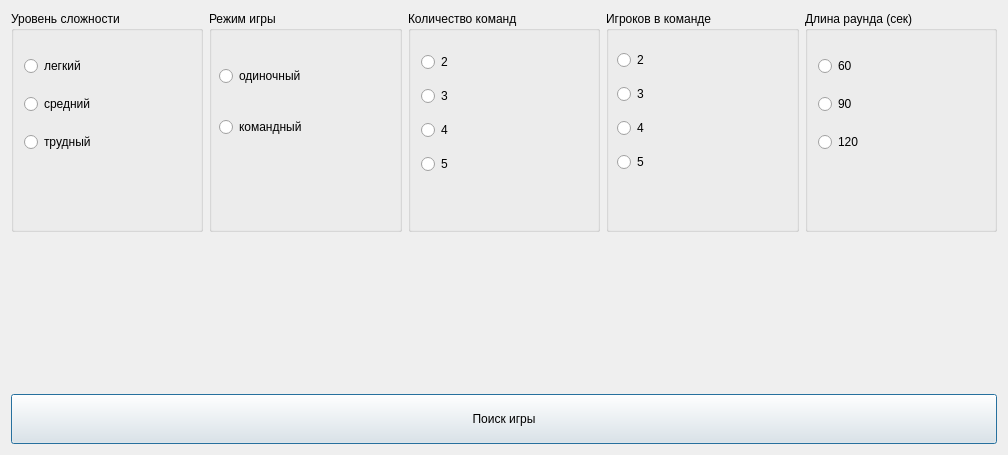
Qt form GUI/window_configs/src/configwindow.ui (superAIyah/Alias_project) before a commit.
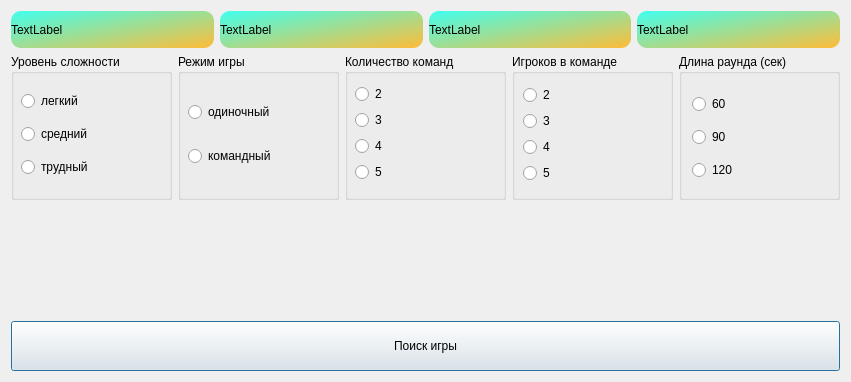
The same form after that commit.

Commit message: stats beaty config_window

Diff of the .ui file:
```diff
--- a/GUI/window_configs/src/configwindow.ui
+++ b/GUI/window_configs/src/configwindow.ui
@@ -6,15 +6,83 @@
    <rect>
     <x>0</x>
     <y>0</y>
-    <width>1008</width>
-    <height>455</height>
+    <width>851</width>
+    <height>382</height>
    </rect>
   </property>
   <property name="windowTitle">
    <string>Dialog</string>
   </property>
-  <layout class="QGridLayout" name="gridLayout">
-   <item row="0" column="0">
+  <layout class="QVBoxLayout" name="verticalLayout_6" stretch="1,4,3,0">
+   <item>
+    <layout class="QHBoxLayout" name="horizontalLayout" stretch="0,0,0,0">
+     <property name="sizeConstraint">
+      <enum>QLayout::SetMinimumSize</enum>
+     </property>
+     <property name="bottomMargin">
+      <number>0</number>
+     </property>
+     <item>
+      <widget class="QLabel" name="labelLogin">
+       <property name="maximumSize">
+        <size>
+         <width>16777215</width>
+         <height>16777215</height>
+        </size>
+       </property>
+       <property name="styleSheet">
+        <string notr="true">QLabel {
+background-color: qlineargradient(spread:reflect, x1:0, y1:0, x2:1, y2:1, stop:0 rgba(64, 255, 238, 255), stop:1 rgba(255, 188, 56, 255));
+border-radius: 10px;
+}</string>
+       </property>
+       <property name="text">
+        <string>TextLabel</string>
+       </property>
+      </widget>
+     </item>
+     <item>
+      <widget class="QLabel" name="labelWinCnt">
+       <property name="styleSheet">
+        <string notr="true">QLabel {
+background-color: qlineargradient(spread:reflect, x1:0, y1:0, x2:1, y2:1, stop:0 rgba(64, 255, 238, 255), stop:1 rgba(255, 188, 56, 255));
+border-radius: 10px;
+}</string>
+       </property>
+       <property name="text">
+        <string>TextLabel</string>
+       </property>
+      </widget>
+     </item>
+     <item>
+      <widget class="QLabel" name="labelLoseCnt">
+       <property name="styleSheet">
+        <string notr="true">QLabel {
+background-color: qlineargradient(spread:reflect, x1:0, y1:0, x2:1, y2:1, stop:0 rgba(64, 255, 238, 255), stop:1 rgba(255, 188, 56, 255));
+border-radius: 10px;
+}</string>
+       </property>
+       <property name="text">
+        <string>TextLabel</string>
+       </property>
+      </widget>
+     </item>
+     <item>
+      <widget class="QLabel" name="labelRating">
+       <property name="styleSheet">
+        <string notr="true">QLabel {
+background-color: qlineargradient(spread:reflect, x1:0, y1:0, x2:1, y2:1, stop:0 rgba(64, 255, 238, 255), stop:1 rgba(255, 188, 56, 255));
+border-radius: 10px;
+}</string>
+       </property>
+       <property name="text">
+        <string>TextLabel</string>
+       </property>
+      </widget>
+     </item>
+    </layout>
+   </item>
+   <item>
     <layout class="QHBoxLayout" name="horizontalLayout_2">
      <item>
       <widget class="QGroupBox" name="BoxLevel">
@@ -36,10 +104,10 @@
        <widget class="QWidget" name="layoutWidget">
         <property name="geometry">
          <rect>
-          <x>13</x>
-          <y>33</y>
+          <x>10</x>
+          <y>30</y>
           <width>161</width>
-          <height>121</height>
+          <height>101</height>
          </rect>
         </property>
         <layout class="QVBoxLayout" name="verticalLayout_2">
@@ -70,6 +138,12 @@
      </item>
      <item>
       <widget class="QGroupBox" name="BoxMode">
+       <property name="maximumSize">
+        <size>
+         <width>16777215</width>
+         <height>250</height>
+        </size>
+       </property>
        <property name="title">
         <string>Режим игры</string>
        </property>
@@ -79,7 +153,7 @@
           <x>10</x>
           <y>30</y>
           <width>161</width>
-          <height>121</height>
+          <height>101</height>
          </rect>
         </property>
         <layout class="QVBoxLayout" name="verticalLayout_5">
@@ -121,10 +195,10 @@
        <widget class="QWidget" name="layoutWidget">
         <property name="geometry">
          <rect>
-          <x>13</x>
-          <y>33</y>
+          <x>10</x>
+          <y>30</y>
           <width>161</width>
-          <height>141</height>
+          <height>101</height>
          </rect>
         </property>
         <layout class="QVBoxLayout" name="verticalLayout_3">
@@ -183,7 +257,7 @@
           <x>11</x>
           <y>31</y>
           <width>161</width>
-          <height>141</height>
+          <height>101</height>
          </rect>
         </property>
         <layout class="QVBoxLayout" name="verticalLayout">
@@ -242,7 +316,7 @@
           <x>13</x>
           <y>33</y>
           <width>161</width>
-          <height>121</height>
+          <height>101</height>
          </rect>
         </property>
         <layout class="QVBoxLayout" name="verticalLayout_4">
@@ -273,7 +347,7 @@
      </item>
     </layout>
    </item>
-   <item row="1" column="0">
+   <item>
     <widget class="QLabel" name="labelGIF">
      <property name="maximumSize">
       <size>
@@ -286,7 +360,7 @@
      </property>
     </widget>
    </item>
-   <item row="2" column="0">
+   <item>
     <widget class="QPushButton" name="findGameButton">
      <property name="minimumSize">
       <size>
```
The commit also changes 1 other file.
